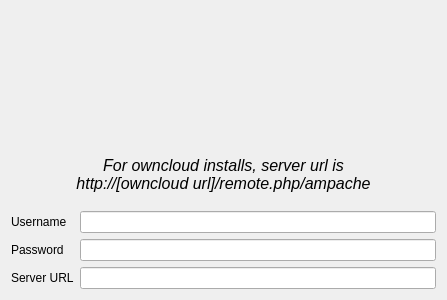
First picture: the form in ampache/config.ui, repository tomahawk-player/tomahawk-resolvers, before the edit.
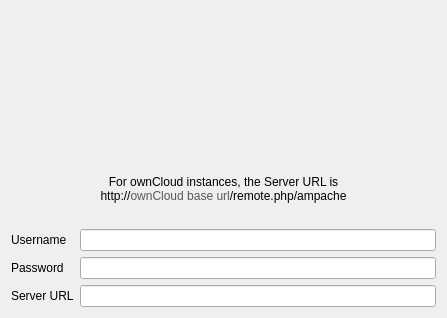
Second picture: the form after the edit. Icons and pictures are not drawn.

Commit message: Unsloppify string in Ampache config ui.

Patch:
```diff
--- a/ampache/config.ui
+++ b/ampache/config.ui
@@ -7,7 +7,7 @@
     <x>0</x>
     <y>0</y>
     <width>447</width>
-    <height>300</height>
+    <height>318</height>
    </rect>
   </property>
   <property name="windowTitle">
@@ -41,13 +41,11 @@
     <widget class="QLabel" name="label_3">
      <property name="font">
       <font>
-       <pointsize>12</pointsize>
-       <italic>true</italic>
+       <italic>false</italic>
       </font>
      </property>
      <property name="text">
-      <string>For owncloud installs, server url is
-http://[owncloud url]/remote.php/ampache</string>
+      <string>&lt;html&gt;&lt;head/&gt;&lt;body&gt;&lt;p&gt;For ownCloud instances, the Server URL is&lt;br/&gt;http://&lt;span style=&quot; color:#585858;&quot;&gt;ownCloud base url&lt;/span&gt;/remote.php/ampache&lt;/p&gt;&lt;/body&gt;&lt;/html&gt;</string>
      </property>
      <property name="alignment">
       <set>Qt::AlignCenter</set>
```
